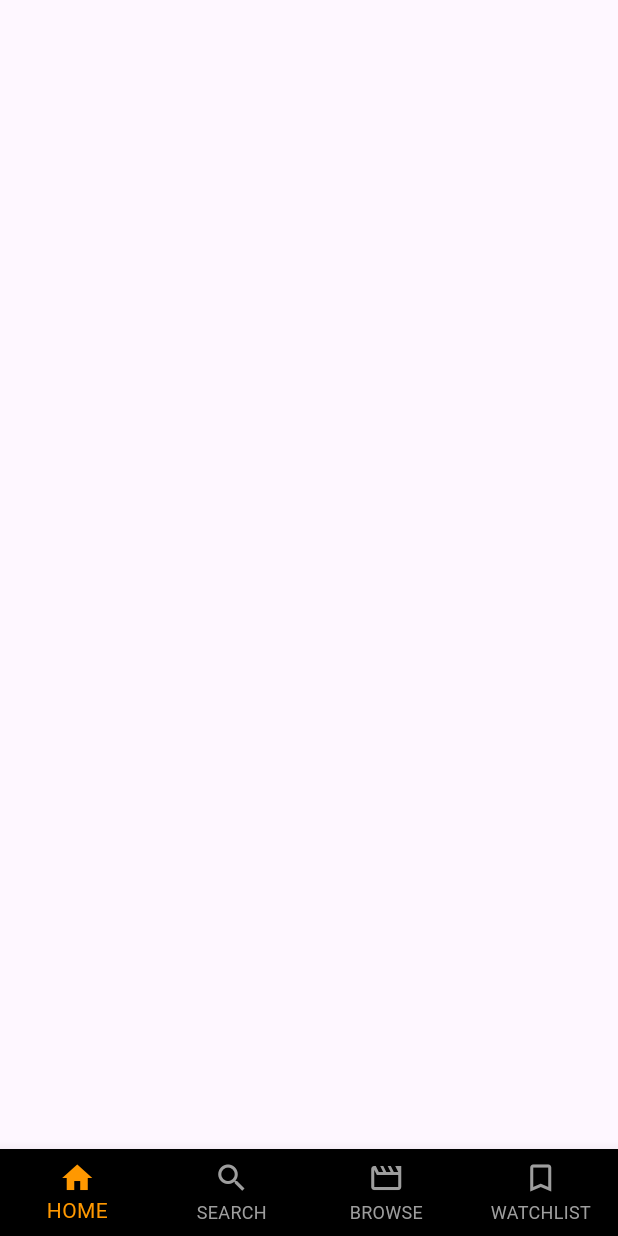
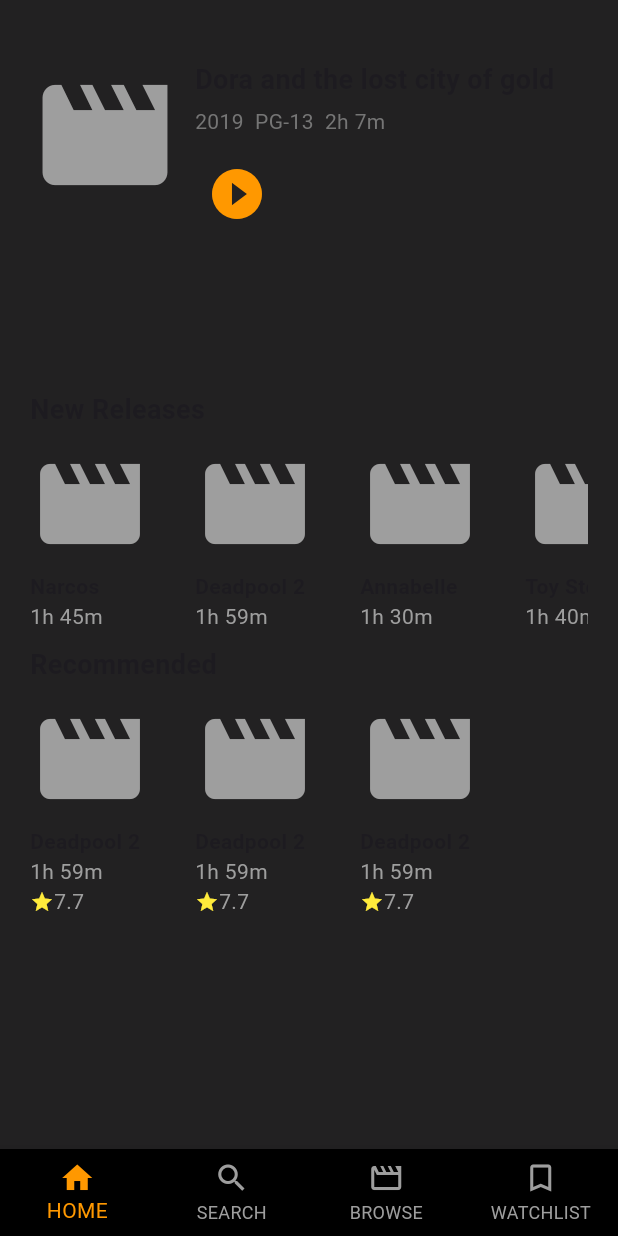
Before and after one commit to Leo-x30/Movies_App, a Flutter app: the screen it shows after launch, on a phone screen of 412 x 824 dp. Run offline on Flutter 3.47's test engine with Material 3 defaults, Android fonts, the phone set to English and light mode, and no system bars; our stand-ins replace flutter_screenutil.

Commit message:
Movies app

```diff
--- a/lib/Screens/HomeTab.dart
+++ b/lib/Screens/HomeTab.dart
@@ -1,10 +1,152 @@
 import 'package:flutter/material.dart';
+import 'package:movies_app/Screens/build%20item.dart';
+import 'package:movies_app/Screens/new%20release%20item.dart';
 
 class HomeTab extends StatelessWidget {
   static const String routename = 'hometab';
 
   @override
   Widget build(BuildContext context) {
-    return Scaffold();
+    return Scaffold(
+      body: Container(
+        color: Colors.black87,
+        child: Stack(
+          children: [
+            // Dora and the lost city of gold movie
+            Positioned(
+              top: 40,
+              left: 20,
+              right: 20,
+              child: Container(
+                height: 200,
+                child: Row(
+                  crossAxisAlignment: CrossAxisAlignment.start,
+                  children: [
+                    // Icon for the movie image placeholder
+                    Icon(
+                      Icons.movie, // Replace with image from API later
+                      size: 100,
+                      color: Colors.grey,
+                    ),
+                    SizedBox(width: 10),
+                    // Text Description
+                    Expanded(
+                      child: Column(
+                        crossAxisAlignment: CrossAxisAlignment.start,
+                        children: [
+                          Text(
+                            "Dora and the lost city of gold",
+                            style: TextStyle(fontSize: 18, fontWeight: FontWeight.bold),
+                            overflow: TextOverflow.ellipsis,
+                          ),
+                          SizedBox(height: 5),
+                          Text(
+                            "2019  PG-13  2h 7m",
+                            style: TextStyle(color: Colors.grey[600]),
+                          ),
+                          SizedBox(height: 10),
+                          IconButton(
+                            onPressed: () {},
+                            icon: Icon(Icons.play_circle_fill, color: Colors.orange, size: 40),
+                          ),
+                        ],
+                      ),
+                    ),
+                  ],
+                ),
+              ),
+            ),
+            // New Releases Section
+            Positioned(
+              top: 260,
+              left: 20,
+              right: 20,
+              child: Column(
+                crossAxisAlignment: CrossAxisAlignment.start,
+                children: [
+                  Text(
+                    "New Releases",
+                    style: TextStyle(fontSize: 18, fontWeight: FontWeight.bold),
+                  ),
+                  SizedBox(height: 10),
+                  // New Releases List
+                  SizedBox(
+                    height: 150,
+                    child: ListView(
+                      scrollDirection: Axis.horizontal,
+                      children: [
+                        BuildReleaseItem(
+                          icon: Icons.movie,
+                          title: "Narcos",
+                          duration: "1h 45m",
+                        ),
+                        BuildReleaseItem(
+                          icon: Icons.movie,
+                          title: "Deadpool 2",
+                          duration: "1h 59m",
+                        ),
+                        BuildReleaseItem(
+                          icon: Icons.movie,
+                          title: "Annabelle",
+                          duration: "1h 30m",
+                        ),
+                        BuildReleaseItem(
+                          icon: Icons.movie,
+                          title: "Toy Story 4",
+                          duration: "1h 40m",
+                        ),
+                      ],
+                    ),
+                  ),
+                ],
+              ),
+            ),
+            // Recommended Section
+            Positioned(
+              top: 430,
+              left: 20,
+              right: 20,
+              child: Column(
+                crossAxisAlignment: CrossAxisAlignment.start,
+                children: [
+                  Text(
+                    "Recommended",
+                    style: TextStyle(fontSize: 18, fontWeight: FontWeight.bold),
+                  ),
+                  SizedBox(height: 10),
+                  // Recommended List
+                  SizedBox(
+                    height: 150,
+                    child: ListView(
+                      scrollDirection: Axis.horizontal,
+                      children: [
+                        BuildRecommendedItem(
+                          icon: Icons.movie,
+                          title: "Deadpool 2",
+                          duration: "1h 59m",
+                          rating: "7.7",
+                        ),
+                        BuildRecommendedItem(
+                          icon: Icons.movie,
+                          title: "Deadpool 2",
+                          duration: "1h 59m",
+                          rating: "7.7",
+                        ),
+                        BuildRecommendedItem(
+                          icon: Icons.movie,
+                          title: "Deadpool 2",
+                          duration: "1h 59m",
+                          rating: "7.7",
+                        ),
+                      ],
+                    ),
+                  ),
+                ],
+              ),
+            ),
+          ],
+        ),
+      ),
+    );
   }
 }
--- /dev/null
+++ b/lib/Screens/build item.dart
@@ -0,0 +1,48 @@
+import 'package:flutter/material.dart';
+
+class BuildRecommendedItem extends StatelessWidget {
+   IconData icon;
+   String title;
+   String duration;
+   String rating;
+
+  BuildRecommendedItem({
+    required this.icon,
+    required this.title,
+    required this.duration,
+    required this.rating,
+  });
+
+  @override
+  Widget build(BuildContext context) {
+    return Container(
+      margin: EdgeInsets.only(right: 10),
+      width: 100,
+      child: Column(
+        crossAxisAlignment: CrossAxisAlignment.start,
+        children: [
+          Icon(icon, size: 80, color: Colors.grey),
+          SizedBox(height: 5),
+          Text(
+            title,
+            style: TextStyle(fontWeight: FontWeight.bold),
+            overflow: TextOverflow.ellipsis,
+          ),
+          Text(
+            duration,
+            style: TextStyle(color: Colors.grey),
+          ),
+          Row(
+            children: [
+              Icon(Icons.star, color: Colors.yellow, size: 16),
+              Text(
+                rating,
+                style: TextStyle(color: Colors.grey),
+              ),
+            ],
+          ),
+        ],
+      ),
+    );
+  }
+}
--- /dev/null
+++ b/lib/Screens/new release item.dart
@@ -0,0 +1,38 @@
+import 'package:flutter/material.dart';
+
+class BuildReleaseItem extends StatelessWidget {
+  final IconData icon;
+  final String title;
+  final String duration;
+
+  // Constructor to pass the values for icon, title, and duration
+  BuildReleaseItem({
+    required this.icon,
+    required this.title,
+    required this.duration,
+  });
+
+  @override
+  Widget build(BuildContext context) {
+    return Container(
+      margin: EdgeInsets.only(right: 10),
+      width: 100,
+      child: Column(
+        crossAxisAlignment: CrossAxisAlignment.start,
+        children: [
+          Icon(icon, size: 80, color: Colors.grey),
+          SizedBox(height: 5),
+          Text(
+            title,
+            style: TextStyle(fontWeight: FontWeight.bold),
+            overflow: TextOverflow.ellipsis,
+          ),
+          Text(
+            duration,
+            style: TextStyle(color: Colors.grey),
+          ),
+        ],
+      ),
+    );
+  }
+}
```
